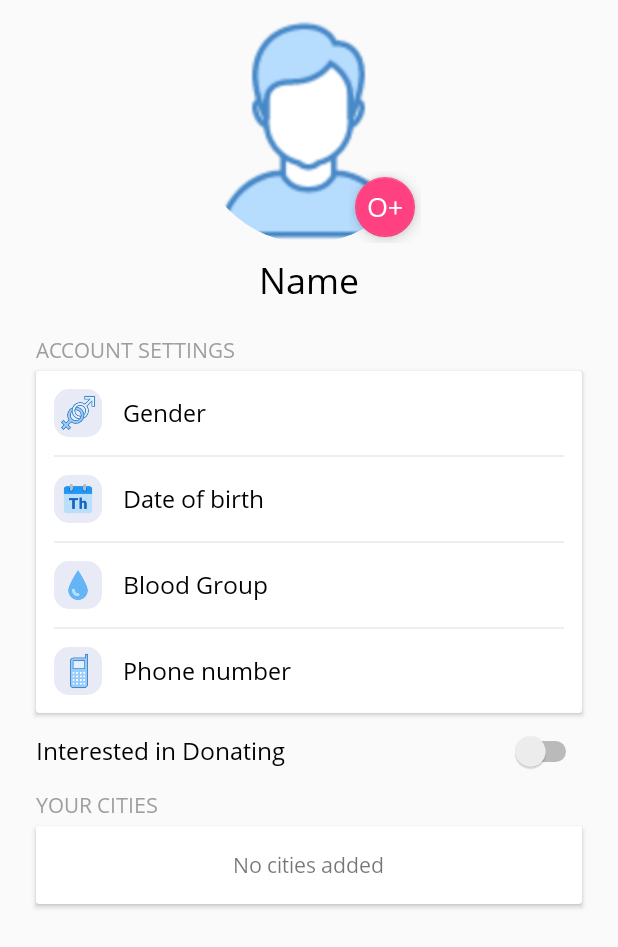
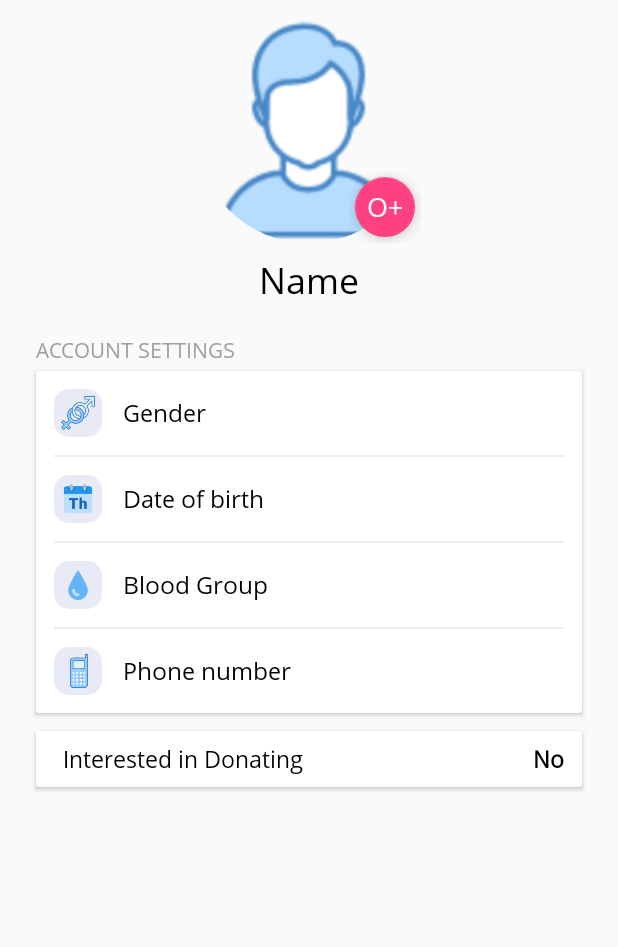
Before and after one commit to Ashu-Y/FirstAid, an Android app: the fragment ProfileFragment shown on its own in the app's theme, on a phone screen of 412 x 824 dp. Shown: the top 947 px of the screen. Run offline under Robolectric (Android 15) with nearby library versions, the phone set to English and light mode, and no system bars; our stand-ins replace CircleImageView, Firebase (no records; nobody signed in at launch, a user with empty details on screens opened directly); 2 statements that could not run were skipped.

Commit message:
Dialog box for interested in donating in Edit Profile Modified profile page to show cities only when interested in donating is true Changed radius = 5000 to rankby=distance in map api address Added unsubscribe from a city which is deleted

```diff
--- a/app/src/main/java/com/practice/android/firstaid/Adapters/CityRecyclerAdapter.java
+++ b/app/src/main/java/com/practice/android/firstaid/Adapters/CityRecyclerAdapter.java
@@ -10,6 +10,7 @@ import android.view.ViewGroup;
 import android.widget.ImageView;
 import android.widget.TextView;
 
+import com.google.firebase.messaging.FirebaseMessaging;
 import com.practice.android.firstaid.Interfaces.IMethodCaller;
 import com.practice.android.firstaid.R;
 
@@ -114,6 +115,9 @@ public class CityRecyclerAdapter extends RecyclerView.Adapter<CityRecyclerAdapte
 
 
     public void removeCity(int position) {
+
+        FirebaseMessaging.getInstance().unsubscribeFromTopic(cityList.get(position));
+
         cityList.remove(position);
         notifyItemRemoved(position);
         notifyItemRangeChanged(position, cityList.size());
--- a/app/src/main/java/com/practice/android/firstaid/Fragments/ProfileFragment.java
+++ b/app/src/main/java/com/practice/android/firstaid/Fragments/ProfileFragment.java
@@ -11,7 +11,7 @@ import android.view.Menu;
 import android.view.MenuInflater;
 import android.view.View;
 import android.view.ViewGroup;
-import android.widget.Switch;
+import android.widget.LinearLayout;
 import android.widget.TextView;
 
 import com.google.firebase.auth.FirebaseAuth;
@@ -38,7 +38,10 @@ public class ProfileFragment extends Fragment {
     CityRecyclerAdapter cityRecyclerAdapter;
     RecyclerView cityRecycler;
     TextView nameTv, fa_btnTv, genderTv, dobTv, bgTv, phoneTv, langTv, noCity;
-    Switch donateSwitch;
+    TextView donateSwitch;
+
+    LinearLayout profileCityView;
+
     private FirebaseAuth mAuth;
     //    private FirebaseAuth.AuthStateListener mAuthListener;
 //    private FirebaseUser firebaseUser;
@@ -58,6 +61,8 @@ public class ProfileFragment extends Fragment {
                              Bundle savedInstanceState) {
         super.onCreate(savedInstanceState);
         View view = inflater.inflate(R.layout.fragment_profile, container, false);
+
+
         nameTv = view.findViewById(R.id.nameTv);
         fa_btnTv = view.findViewById(R.id.fa_btnTv);
         genderTv = view.findViewById(R.id.genderTv);
@@ -67,7 +72,7 @@ public class ProfileFragment extends Fragment {
 //        langTv = view.findViewById(R.id.langTv);
         cityRecycler = view.findViewById(R.id.city_recycler_profile);
         noCity = view.findViewById(R.id.noCity);
-
+        profileCityView = view.findViewById(R.id.profile_city_view);
         donateSwitch = view.findViewById(R.id.donateSwitch);
 
         cityList = new ArrayList<>();
@@ -139,7 +144,6 @@ public class ProfileFragment extends Fragment {
         try {
 
 
-
 //            if(cityList.isEmpty()){
 //                noCity.setVisibility(View.VISIBLE);
 //                cityRecycler.setVisibility(View.GONE);
@@ -151,7 +155,7 @@ public class ProfileFragment extends Fragment {
 //            noCity.setVisibility(View.GONE);
 //            cityRecycler.setVisibility(View.VISIBLE);
 
-            if(cityList.isEmpty()){
+            if (cityList.isEmpty()) {
                 noCity.setVisibility(View.VISIBLE);
                 cityRecycler.setVisibility(View.GONE);
             } else {
@@ -166,47 +170,51 @@ public class ProfileFragment extends Fragment {
         try {
             nameTv.setText(userInfo.getName());
 
-        }catch (NullPointerException e){
+        } catch (NullPointerException e) {
             Log.e("ProfileFragment: ", e.getMessage());
         }
 
         try {
             fa_btnTv.setText(userInfo.getBloodGroup());
-        }catch (NullPointerException e){
+        } catch (NullPointerException e) {
             Log.e("ProfileFragment: ", e.getMessage());
         }
 
         try {
             genderTv.setText(userInfo.getGender());
-        }catch (NullPointerException e){
+        } catch (NullPointerException e) {
             Log.e("ProfileFragment: ", e.getMessage());
         }
 
         try {
             dobTv.setText(userInfo.getDOB());
-        }catch (NullPointerException e){
+        } catch (NullPointerException e) {
             Log.e("ProfileFragment: ", e.getMessage());
         }
 
         try {
             bgTv.setText(userInfo.getBloodGroup());
-        }catch (NullPointerException e){
+        } catch (NullPointerException e) {
             Log.e("ProfileFragment: ", e.getMessage());
         }
 
         try {
             phoneTv.setText(userInfo.getPhoneNumber());
-        }catch (NullPointerException e){
+        } catch (NullPointerException e) {
             Log.e("ProfileFragment: ", e.getMessage());
         }
 
 
 //            langTv.setText(userInfo.getLanguages());
 
-            if (userInfo.getInterestedinDonating().equals("true")) {
-                donateSwitch.setChecked(true);
-            }
+        if (userInfo.getInterestedinDonating().equals("true")) {
+            donateSwitch.setText("Yes");
+            profileCityView.setVisibility(View.VISIBLE);
+        } else {
+            donateSwitch.setText("No");
+            profileCityView.setVisibility(View.GONE);
 
+        }
 
 
     }
--- a/app/src/main/res/layout/fragment_profile.xml
+++ b/app/src/main/res/layout/fragment_profile.xml
@@ -346,16 +346,68 @@
 
             <!--</android.support.v7.widget.CardView>-->
 
-            <Switch
-                android:id="@+id/donateSwitch"
+
+            <android.support.v7.widget.CardView
                 android:layout_width="match_parent"
                 android:layout_height="wrap_content"
+                android:layout_marginBottom="4dp"
                 android:layout_marginLeft="24dp"
                 android:layout_marginRight="24dp"
-                android:layout_marginTop="12dp"
-                android:clickable="false"
-                android:text="Interested in Donating"
-                android:textSize="16sp" />
+                android:layout_marginTop="12dp">
+
+
+                <LinearLayout
+                    android:layout_width="match_parent"
+                    android:layout_height="wrap_content"
+                    android:layout_margin="8dp"
+                    android:orientation="horizontal">
+
+                    <TextView
+                        android:id="@+id/langTv"
+                        android:layout_width="wrap_content"
+                        android:layout_height="wrap_content"
+                        android:layout_gravity="center"
+                        android:layout_marginLeft="10dp"
+                        android:layout_marginRight="4dp"
+                        android:text="Interested in Donating"
+                        android:textColor="#000"
+                        android:textSize="15sp" />
+
+
+                    <TextView
+                        android:id="@+id/donateSwitch"
+                        android:layout_width="match_parent"
+                        android:layout_height="wrap_content"
+                        android:layout_gravity="center"
+                        android:layout_marginRight="4dp"
+                        android:gravity="right"
+                        android:text="No"
+                        android:textColor="#000"
+                        android:textSize="15sp"
+                        android:textStyle="bold" />
+
+
+                </LinearLayout>
+
+
+            </android.support.v7.widget.CardView>
+
+            <!--<Switch-->
+            <!--android:id="@+id/donateSwitch"-->
+            <!--android:layout_width="match_parent"-->
+            <!--android:layout_height="wrap_content"-->
+            <!--android:layout_marginLeft="24dp"-->
+            <!--android:layout_marginRight="24dp"-->
+            <!--android:layout_marginTop="12dp"-->
+            <!--android:clickable="false"-->
+            <!--android:text="Interested in Donating"-->
+            <!--android:textSize="16sp" />-->
+
+            <LinearLayout
+                android:id="@+id/profile_city_view"
+                android:layout_width="match_parent"
+                android:layout_height="wrap_content"
+                android:orientation="vertical">
 
             <TextView
                 android:layout_width="wrap_content"
@@ -393,6 +445,8 @@
 
             </android.support.v7.widget.CardView>
 
+            </LinearLayout>
+
             <!--<TextView-->
             <!--android:layout_width="wrap_content"-->
             <!--android:layout_height="wrap_content"-->
```
Also changed, not shown: app/src/main/java/com/practice/android/firstaid/Activities/EditProfile.java (+75 -22 lines), app/src/main/java/com/practice/android/firstaid/Fragments/Check.java (+12 -30 lines), app/src/main/java/com/practice/android/firstaid/Fragments/SearchHospital.java (+11 -28 lines), app/src/main/res/layout/activity_edit_profile.xml (+27 -20 lines).
